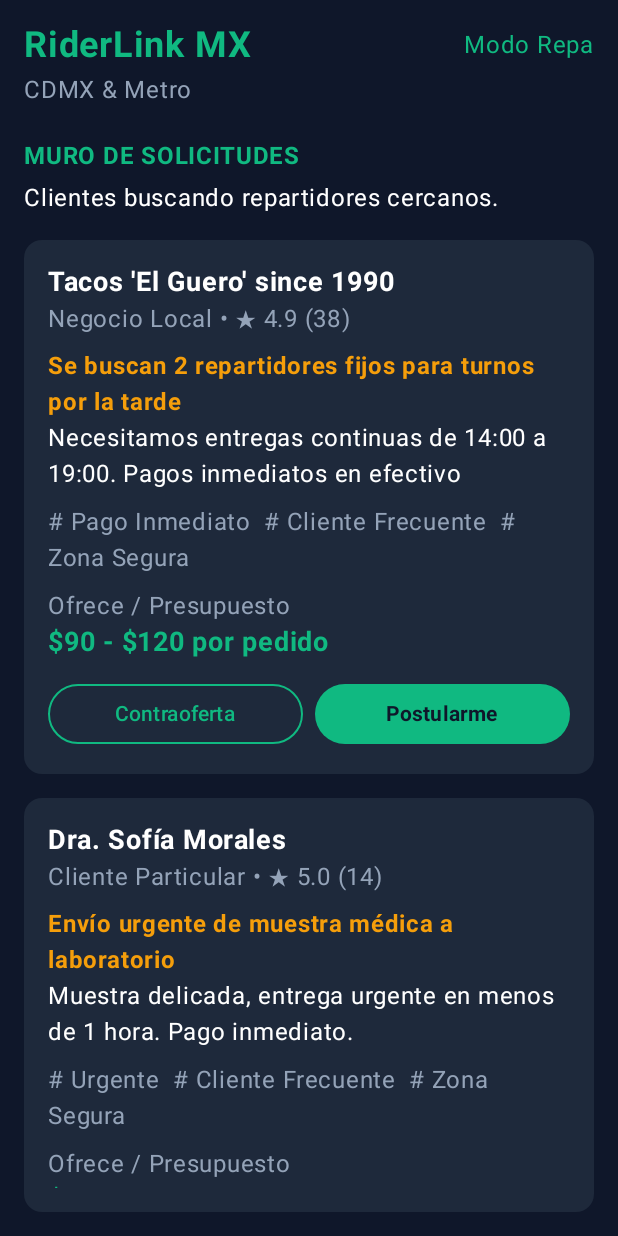
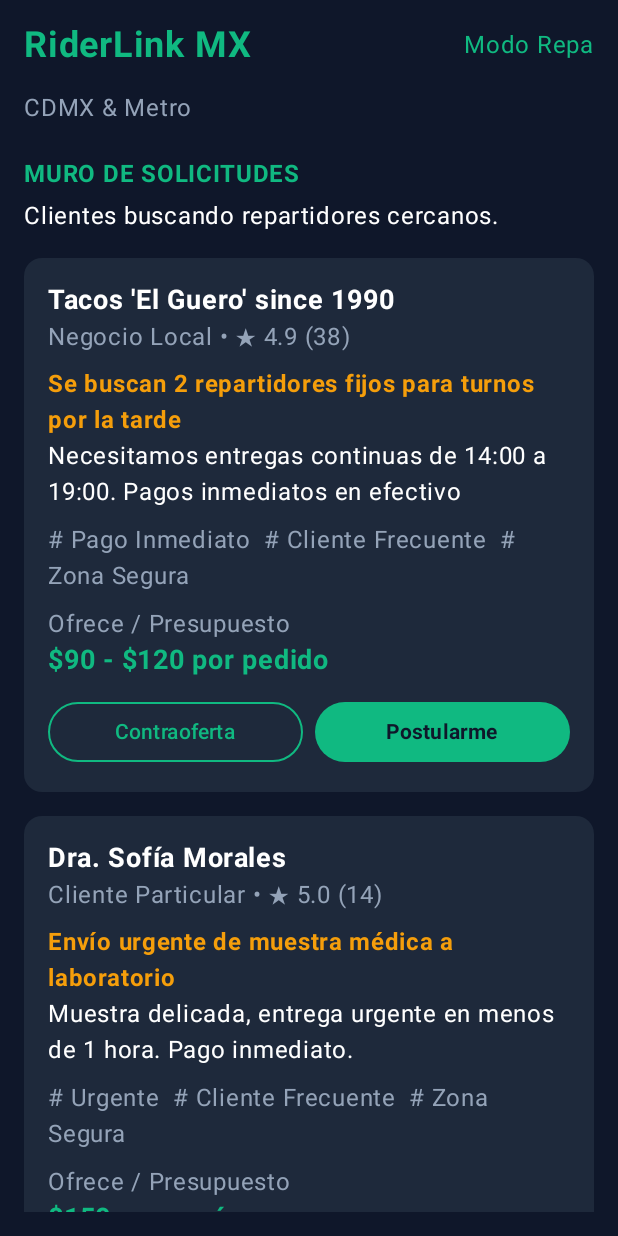
Before and after one commit to oeliud08/mandaditosApp, an Android app built with Jetpack Compose: the screen it shows after launch (MainActivity), on a phone screen of 412 x 824 dp. Run offline under Robolectric (Android 15) with nearby library versions, the phone set to English and light mode, and no system bars; 1 statement that could not run was skipped.

Commit message:
Spacer Error

```diff
--- a/android-app/app/src/main/java/com/eliud/android_app/ui/theme/DashboardScreen.kt
+++ b/android-app/app/src/main/java/com/eliud/android_app/ui/theme/DashboardScreen.kt
@@ -23,6 +23,7 @@ import androidx.compose.material3.ButtonDefaults
 import androidx.compose.material3.OutlinedButton
 import androidx.compose.ui.graphics.Color
 import androidx.compose.foundation.BorderStroke
+import androidx.compose.foundation.lazy.LazyColumn
 
 /* Request Card*/
 @Composable
@@ -117,12 +118,14 @@ fun RequestCard(
 @Composable
 //Dashboard Screen for Rider
 fun DashboardScreen(){
-    Column( //Column
+    LazyColumn ( //Column
         modifier = Modifier
             .fillMaxSize()
             .background(RiderBackground)
-            .padding(16.dp)
+            .padding(16.dp),
+        verticalArrangement = Arrangement.spacedBy(16.dp)
     ) {
+        item {
             Row( //Row
                 modifier = Modifier.fillMaxWidth(),
                 horizontalArrangement = Arrangement.SpaceBetween,
@@ -139,8 +142,10 @@ fun DashboardScreen(){
                     color = RiderEmerald
                 )
             }
+        }
         Spacer(modifier = Modifier.height(4.dp))
 
+        item {
             Text(
                 text = "CDMX & Metro",
                 color = RiderTextGrey
@@ -159,9 +164,10 @@ fun DashboardScreen(){
                 text = "Clientes buscando repartidores cercanos.",
                 color = RiderText
             )
-        Spacer(modifier = Modifier.height(16.dp))
+        }
 
         //Card creation
+        item{
             RequestCard(
                 name = "Tacos 'El Guero' since 1990",
                 info = "Negocio Local • ★ 4.9 (38)",
@@ -170,9 +176,9 @@ fun DashboardScreen(){
                 tags = "# Pago Inmediato  # Cliente Frecuente  # Zona Segura",
                 offer = "$90 - $120 por pedido"
             )
+        }
 
-        Spacer(modifier = Modifier.height(16.dp))
-
+        item{
             RequestCard(
                 name = "Dra. Sofía Morales",
                 info = "Cliente Particular • ★ 5.0 (14)",
@@ -181,6 +187,7 @@ fun DashboardScreen(){
                 tags = "# Urgente  # Cliente Frecuente  # Zona Segura",
                 offer = "$150 por envío"
             )
+        }
 
     }
 }
```
Lines whose indentation alone changed are shown as unchanged.
